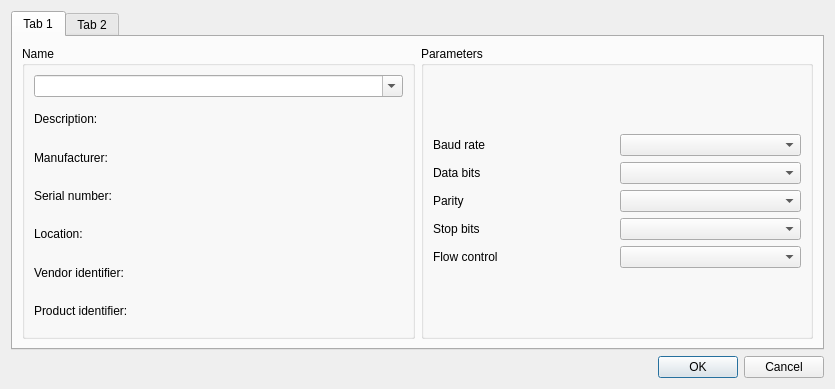
Qt form src/dialog_connect.ui (TomHyhlik/termik) before a commit.
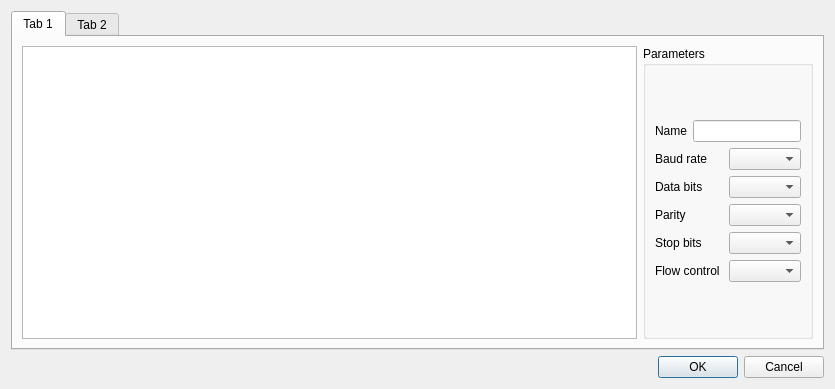
The same form after that commit. The open tabs and pages were chosen to show the change. Icons and pictures are not drawn.

Commit message: added table of serial ports

Diff of the .ui file:
```diff
--- a/src/dialog_connect.ui
+++ b/src/dialog_connect.ui
@@ -27,79 +27,38 @@
       <attribute name="title">
        <string>Tab 1</string>
       </attribute>
-      <layout class="QVBoxLayout" name="verticalLayout_2">
-       <item>
         <layout class="QHBoxLayout" name="horizontalLayout_2">
          <item>
-          <widget class="QGroupBox" name="groupBox_name">
-           <property name="title">
-            <string>Name</string>
-           </property>
-           <layout class="QVBoxLayout" name="verticalLayout_5">
-            <item>
-             <layout class="QGridLayout" name="gridLayout">
-              <item row="0" column="0">
-               <widget class="QComboBox" name="comboBox_portName">
-                <property name="editable">
-                 <bool>true</bool>
-                </property>
-               </widget>
-              </item>
-              <item row="1" column="0">
-               <widget class="QLabel" name="label_portDescription">
-                <property name="text">
-                 <string>Description:</string>
-                </property>
-               </widget>
-              </item>
-              <item row="2" column="0">
-               <widget class="QLabel" name="label_manufacturer">
-                <property name="text">
-                 <string>Manufacturer:</string>
-                </property>
-               </widget>
-              </item>
-              <item row="3" column="0">
-               <widget class="QLabel" name="label_serialNumber">
-                <property name="text">
-                 <string>Serial number:</string>
-                </property>
-               </widget>
-              </item>
-              <item row="4" column="0">
-               <widget class="QLabel" name="label_location">
-                <property name="text">
-                 <string>Location:</string>
-                </property>
-               </widget>
-              </item>
-              <item row="5" column="0">
-               <widget class="QLabel" name="label_vendorIdentifier">
-                <property name="text">
-                 <string>Vendor identifier:</string>
-                </property>
-               </widget>
-              </item>
-              <item row="6" column="0">
-               <widget class="QLabel" name="label_productIdentifier">
-                <property name="text">
-                 <string>Product identifier:</string>
-                </property>
-               </widget>
-              </item>
-             </layout>
-            </item>
-           </layout>
-          </widget>
+        <widget class="QTableWidget" name="tableWidget_serialPorts"/>
          </item>
          <item>
           <widget class="QGroupBox" name="groupBox_parameters">
+         <property name="sizePolicy">
+          <sizepolicy hsizetype="Fixed" vsizetype="Preferred">
+           <horstretch>0</horstretch>
+           <verstretch>0</verstretch>
+          </sizepolicy>
+         </property>
            <property name="title">
             <string>Parameters</string>
            </property>
            <layout class="QVBoxLayout" name="verticalLayout_6">
             <item>
              <layout class="QVBoxLayout" name="verticalLayout_7">
+            <item>
+             <layout class="QHBoxLayout" name="horizontalLayout_12">
+              <item>
+               <widget class="QLabel" name="label_serialPortName">
+                <property name="text">
+                 <string>Name</string>
+                </property>
+               </widget>
+              </item>
+              <item>
+               <widget class="QLineEdit" name="lineEdit_serialPortName"/>
+              </item>
+             </layout>
+            </item>
               <item>
                <layout class="QHBoxLayout" name="horizontalLayout_5">
                 <item>
@@ -184,8 +143,6 @@
             </item>
            </layout>
           </widget>
-         </item>
-        </layout>
        </item>
       </layout>
      </widget>
```
Left out of the diff: 2 changed lines with no effect on the pictures. Lines whose indentation alone changed are shown as unchanged. The commit also changes 2 other files.
